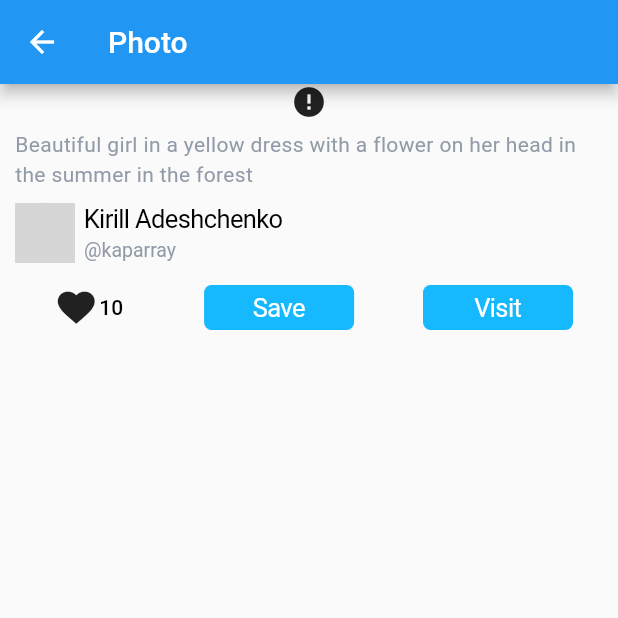
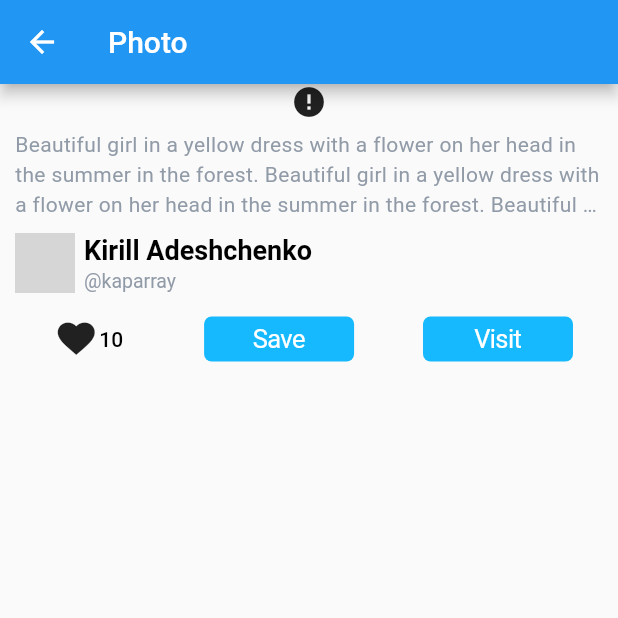
Before and after one commit to 77thecoder/skill_branch_flutter, a Flutter app: the FullScreenImage screen opened by its route, on a phone screen of 412 x 824 dp, the top half of it. Run offline on Flutter 3.47's test engine with Material 2 defaults, Android fonts, the phone set to English and light mode, and no system bars; drawn by our look-alikes of cached_network_image; network calls fail; grey boxes are pictures that could not be loaded.

Commit message:
Все задания выполнены

```diff
--- a/lib/screens/photo_screen.dart
+++ b/lib/screens/photo_screen.dart
@@ -32,12 +32,7 @@ class FullScreenImage extends StatelessWidget {
               Photo(photoLink: imageLink),
               Padding(
                 padding: EdgeInsets.symmetric(horizontal: 10, vertical: 5),
-                child: Text(
-                  'Beautiful girl in a yellow dress with a flower on her head in the summer in the forest',
-                  maxLines: 3,
-                  overflow: TextOverflow.ellipsis,
-                  style: AppStyles.h3.copyWith(color: AppColors.manatee),
-                ),
+                child: Description(description: 'Beautiful girl in a yellow dress with a flower on her head in the summer in the forest. Beautiful girl in a yellow dress with a flower on her head in the summer in the forest. Beautiful girl in a yellow dress with a flower on her head in the summer in the forest'),
               ),
               Padding(
                 padding: EdgeInsets.symmetric(horizontal: 10, vertical: 5),
@@ -52,8 +47,8 @@ class FullScreenImage extends StatelessWidget {
                           crossAxisAlignment: CrossAxisAlignment.start,
                           mainAxisAlignment: MainAxisAlignment.spaceBetween,
                           children: <Widget>[
-                            Text('Kirill Adeshchenko', style: AppStyles.h2Black,),
-                            Text('@kaparray', style: AppStyles.h5Black.copyWith(color: AppColors.manatee),),
+                            Name(name: 'Kirill Adeshchenko'),
+                            Username(userName: '@kaparry'),
                           ],
                         )
                       ],
@@ -118,3 +113,41 @@ class FullScreenImage extends StatelessWidget {
       );
   }
 }
+
+class Name extends StatelessWidget {
+  final String name;
+
+  Name({this.name});
+
+  @override
+  Widget build(BuildContext context) {
+    return Text(name, style: AppStyles.h1Black,);
+  }
+}
+
+class Username extends StatelessWidget {
+  final String userName;
+
+  Username({this.userName});
+
+  @override
+  Widget build(BuildContext context) {
+    return Text('@kaparray', style: AppStyles.h5Black.copyWith(color: AppColors.manatee),);
+  }
+}
+
+class Description extends StatelessWidget {
+  final String description;
+
+  Description({this.description});
+
+  @override
+  Widget build(BuildContext context) {
+    return Text(
+      description,
+      maxLines: 3,
+      overflow: TextOverflow.ellipsis,
+      style: AppStyles.h3.copyWith(color: AppColors.manatee),
+    );
+  }
+}
--- a/lib/widgets/photo.dart
+++ b/lib/widgets/photo.dart
@@ -2,7 +2,7 @@ import 'package:flutter/material.dart';
 import 'package:cached_network_image/cached_network_image.dart';
 
 class Photo extends StatelessWidget {
-  final String photoLink;
+  String photoLink;
 
   Photo({this.photoLink});
 
```
